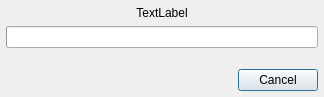
Above: designer/processdialog.ui from dnkorpushov/libro before the change. Below: the same form after it.
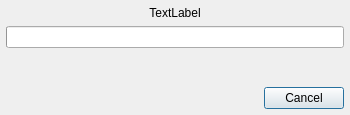
That is the form after the change.

Patch:
```diff
--- a/designer/processdialog.ui
+++ b/designer/processdialog.ui
@@ -6,10 +6,28 @@
    <rect>
     <x>0</x>
     <y>0</y>
-    <width>324</width>
-    <height>97</height>
+    <width>350</width>
+    <height>115</height>
    </rect>
   </property>
+  <property name="sizePolicy">
+   <sizepolicy hsizetype="Fixed" vsizetype="Fixed">
+    <horstretch>0</horstretch>
+    <verstretch>0</verstretch>
+   </sizepolicy>
+  </property>
+  <property name="minimumSize">
+   <size>
+    <width>350</width>
+    <height>115</height>
+   </size>
+  </property>
+  <property name="maximumSize">
+   <size>
+    <width>350</width>
+    <height>115</height>
+   </size>
+  </property>
   <property name="windowTitle">
    <string>Converting books</string>
   </property>
```
